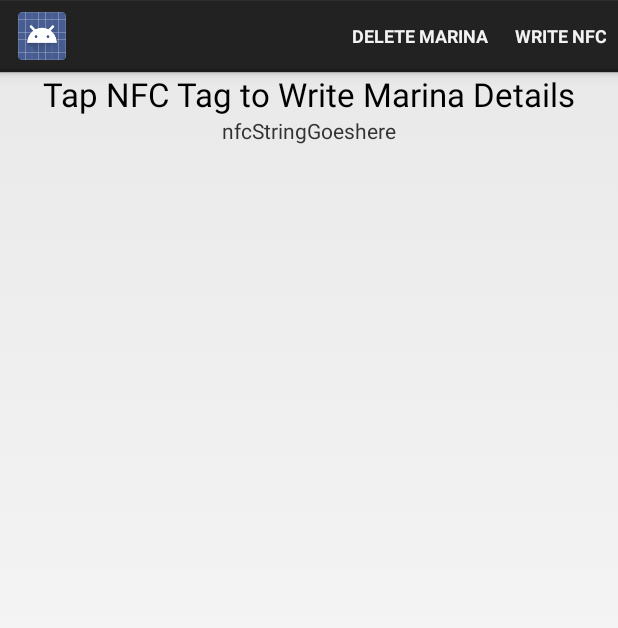
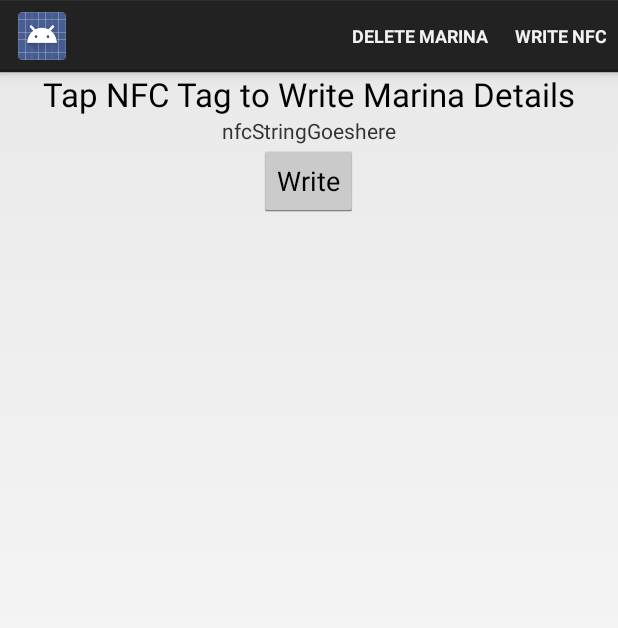
Before and after one commit to budgester/MyMarina, an Android app: the MarinaActivity screen opened directly, with no data from a screen before it, after a tap on "WRITE NFC", on a phone screen of 412 x 824 dp. Shown: the top 628 px of the screen. Run offline under Robolectric (Android 15) with nearby library versions, the phone set to English and light mode, and no system bars; 7 statements that could not run were skipped.

Commit message:
Updated gradle build.
Added structure for NFC write

```diff
--- a/MyMarina/build.gradle
+++ b/MyMarina/build.gradle
@@ -3,7 +3,7 @@ buildscript {
         mavenCentral()
     }
     dependencies {
-        classpath 'com.android.tools.build:gradle:0.6.+'
+        classpath 'com.android.tools.build:gradle:0.7.+'
     }
 }
 apply plugin: 'android'
--- a/MyMarina/src/main/java/com/budgester/mymarina/MarinaNFC.java
+++ b/MyMarina/src/main/java/com/budgester/mymarina/MarinaNFC.java
@@ -38,6 +38,13 @@ public class MarinaNFC extends Activity{
     public void onCreate(Bundle savedInstanceState) {
         super.onCreate(savedInstanceState);
         this.setContentView(R.layout.nfc_write);
+        Intent i = getIntent();
+        String marina_name = i.getStringExtra("marina_name");
+        setTitle(marina_name);
+    }
+
+    public void write_nfc(){
+        //Kabloey
     }
 
     @Override
@@ -86,6 +93,8 @@ public class MarinaNFC extends Activity{
                     }
                 }
 
+
+                //TODO - Check if marina already exists, if it does then update rather than create.
                 db.addMarina(marina);
                 db.updateMarina(marina);
                 db.close();
--- a/MyMarina/src/main/res/layout/nfc_write.xml
+++ b/MyMarina/src/main/res/layout/nfc_write.xml
@@ -18,4 +18,14 @@
         android:text="nfcStringGoeshere"
         android:id="@+id/nfcString"
         android:layout_gravity="center" />
+
+    <Button
+        android:layout_width="wrap_content"
+        android:layout_height="wrap_content"
+        android:text="Write"
+        android:id="@+id/write"
+        android:layout_gravity="center_horizontal"
+        android:onClick="write_nfc"
+        android:clickable="true"
+        android:enabled="true" />
 </LinearLayout>
```
Also changed, not shown: gradle/wrapper/gradle-wrapper.properties, 1 other file.
